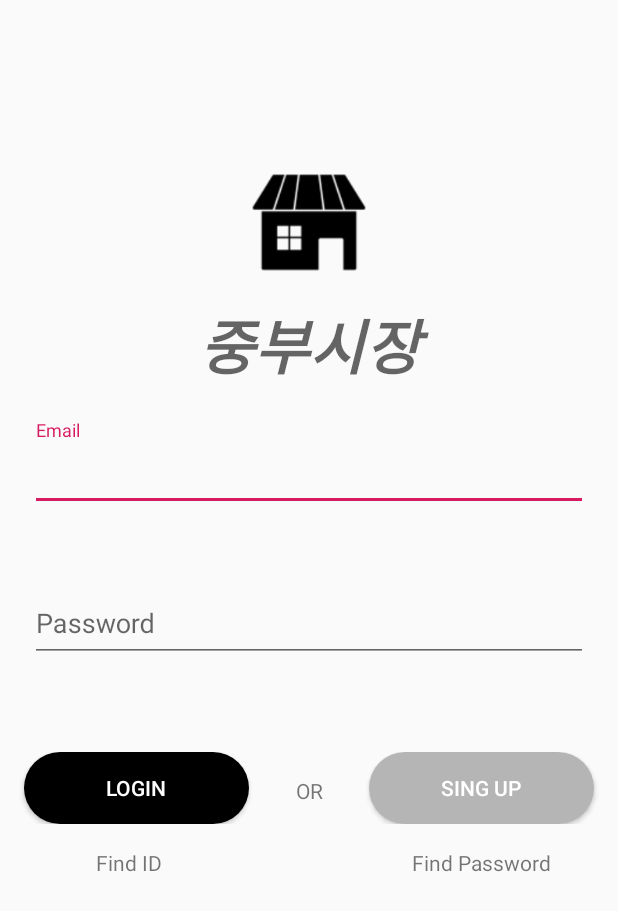
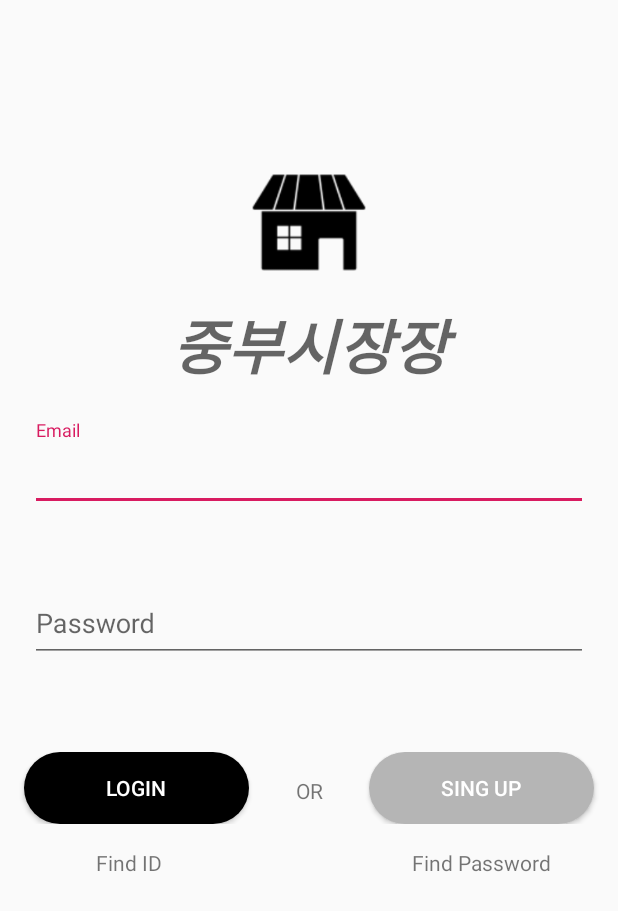
Before and after one commit to sdyd98/Android_Market, an Android app: the Login_Activity screen opened directly, with no data from a screen before it, on a phone screen of 412 x 824 dp. Shown: the top 911 px of the screen. Run offline under Robolectric (Android 15) with nearby library versions, the phone set to English and light mode, and no system bars.

Commit message:
테스트

```diff
--- a/app/src/main/res/layout/activity_main.xml
+++ b/app/src/main/res/layout/activity_main.xml
@@ -21,7 +21,7 @@
         android:id="@+id/text1"
         android:layout_width="match_parent"
         android:layout_height="wrap_content"
-        android:hint="중부시장"
+        android:hint="중부시장장"
         android:layout_gravity="center"
         android:gravity="center"
         android:textStyle="italic|bold"
```
